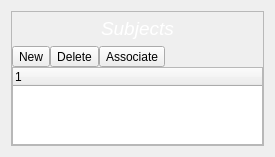
Qt form src/romeo/view/mainWindow/subjectspanel.ui (AlbertoSimioni/Romeo) before a commit.
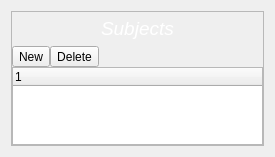
The same form after that commit. Icons and pictures are not drawn.

Patch:
```diff
--- a/src/romeo/view/mainWindow/subjectspanel.ui
+++ b/src/romeo/view/mainWindow/subjectspanel.ui
@@ -126,21 +126,6 @@
             </property>
            </widget>
           </item>
-          <item>
-           <widget class="QToolButton" name="associateButton">
-            <property name="text">
-             <string>Associate</string>
-            </property>
-            <property name="icon">
-             <iconset>
-              <normalon>:/Images/Images/users_add_from_other_dataset.png</normalon>
-             </iconset>
-            </property>
-            <property name="toolButtonStyle">
-             <enum>Qt::ToolButtonTextBesideIcon</enum>
-            </property>
-           </widget>
-          </item>
           <item>
            <spacer name="horizontalSpacer">
             <property name="orientation">
```
